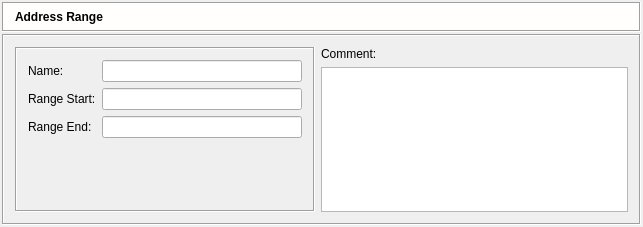
Old version of the form src/gui/addressrangedialog_q.ui in the repository fwbuilder/fwbuilder.
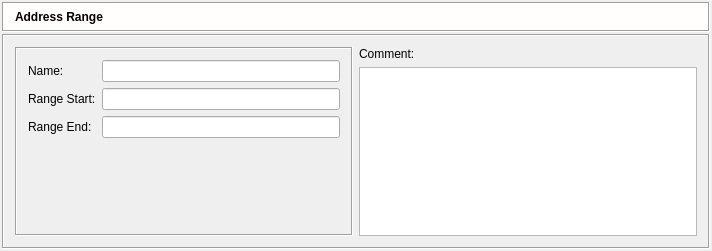
New version of the form. Icons and pictures are not drawn.

Diff of the .ui file:
```diff
--- a/src/gui/addressrangedialog_q.ui
+++ b/src/gui/addressrangedialog_q.ui
@@ -8,8 +8,8 @@
    <rect>
     <x>0</x>
     <y>0</y>
-    <width>643</width>
-    <height>227</height>
+    <width>712</width>
+    <height>251</height>
    </rect>
   </property>
   <property name="sizePolicy" >
@@ -230,13 +230,13 @@
             <widget class="QLineEdit" name="obj_name" >
              <property name="sizePolicy" >
               <sizepolicy vsizetype="Fixed" hsizetype="Preferred" >
-               <horstretch>0</horstretch>
+               <horstretch>200</horstretch>
                <verstretch>0</verstretch>
               </sizepolicy>
              </property>
              <property name="minimumSize" >
               <size>
-               <width>200</width>
+               <width>0</width>
                <height>0</height>
               </size>
              </property>
@@ -282,7 +282,23 @@
              </property>
             </widget>
            </item>
-           <item row="3" column="1" >
+           <item row="3" column="0" colspan="2" >
+            <spacer>
+             <property name="orientation" >
+              <enum>Qt::Horizontal</enum>
+             </property>
+             <property name="sizeType" >
+              <enum>QSizePolicy::Fixed</enum>
+             </property>
+             <property name="sizeHint" >
+              <size>
+               <width>250</width>
+               <height>20</height>
+              </size>
+             </property>
+            </spacer>
+           </item>
+           <item row="4" column="1" >
             <spacer>
              <property name="orientation" >
               <enum>Qt::Vertical</enum>
@@ -292,8 +308,8 @@
              </property>
              <property name="sizeHint" >
               <size>
-               <width>20</width>
-               <height>5</height>
+               <width>110</width>
+               <height>21</height>
               </size>
              </property>
             </spacer>
```
